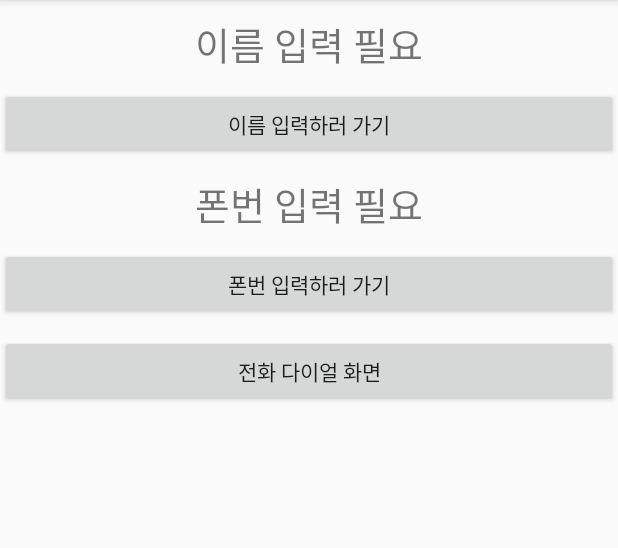
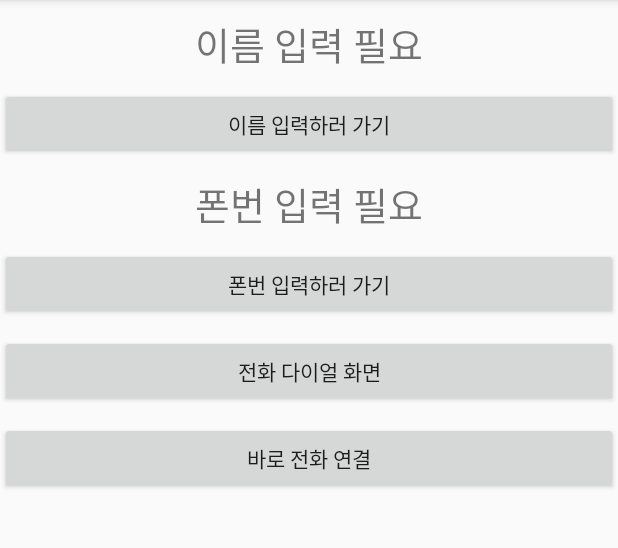
Before and after one commit to mikemskim/20191104_01_Intent, an Android app: the screen it shows after launch (MainActivity), on a phone screen of 412 x 824 dp, the part 84-632 px from its top. Run offline under Robolectric (Android 15) with nearby library versions, the phone set to English and light mode, and no system bars.

Commit message:
전화 바로 걸기 예제 => 권한 획득 실패 상태

```diff
--- a/app/src/main/AndroidManifest.xml
+++ b/app/src/main/AndroidManifest.xml
@@ -2,6 +2,7 @@
 <manifest xmlns:android="http://schemas.android.com/apk/res/android"
     package="com.tj.a20191104_01_intent">
 
+    <uses-permission android:name="android.permission.CALL_PHONE"/>
     <application
         android:allowBackup="true"
         android:icon="@mipmap/ic_launcher"
--- a/app/src/main/java/com/tj/a20191104_01_intent/MainActivity.kt
+++ b/app/src/main/java/com/tj/a20191104_01_intent/MainActivity.kt
@@ -41,6 +41,12 @@ class MainActivity : AppCompatActivity() {
 
             startActivity(intent)
         }
+
+        phoneCallBtn.setOnClickListener {
+//            var uri = Uri.parse("tel:01031247792")
+//            var intent = Intent(Intent.ACTION_CALL, uri)
+//            startActivity(intent)
+        }
     }
 
     override fun onActivityResult(requestCode: Int, resultCode: Int, data: Intent?) {
--- a/app/src/main/res/layout/activity_main.xml
+++ b/app/src/main/res/layout/activity_main.xml
@@ -59,4 +59,11 @@
         android:layout_marginTop="10dp"
         android:text="전화 다이얼 화면"/>
 
+    <Button
+        android:id="@+id/phoneCallBtn"
+        android:layout_width="match_parent"
+        android:layout_height="wrap_content"
+        android:layout_marginTop="10dp"
+        android:text="바로 전화 연결"/>
+
 </LinearLayout>
```
